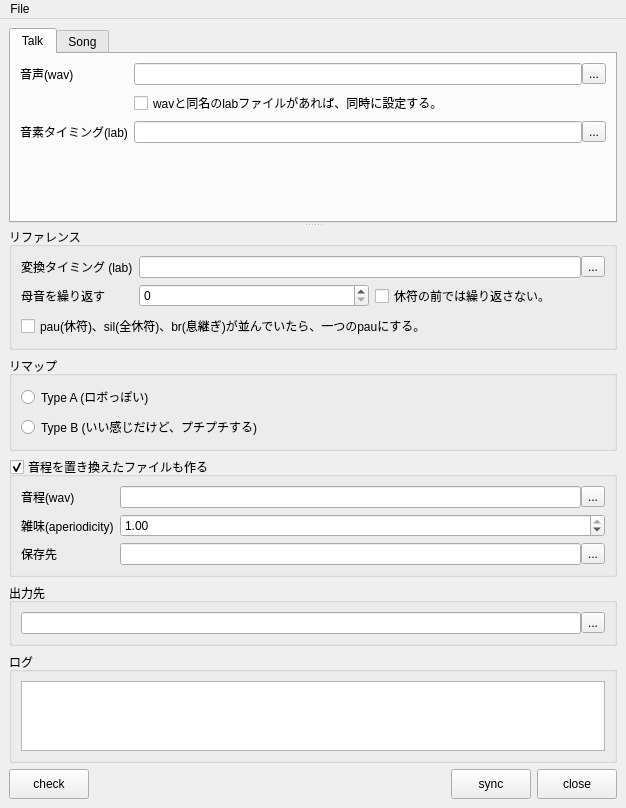
This is library/python/rs/tool/voice_sync/voice_sync.ui in nakano000/Resolve_Script as Qt 5 draws it before an edit. The edited form follows.
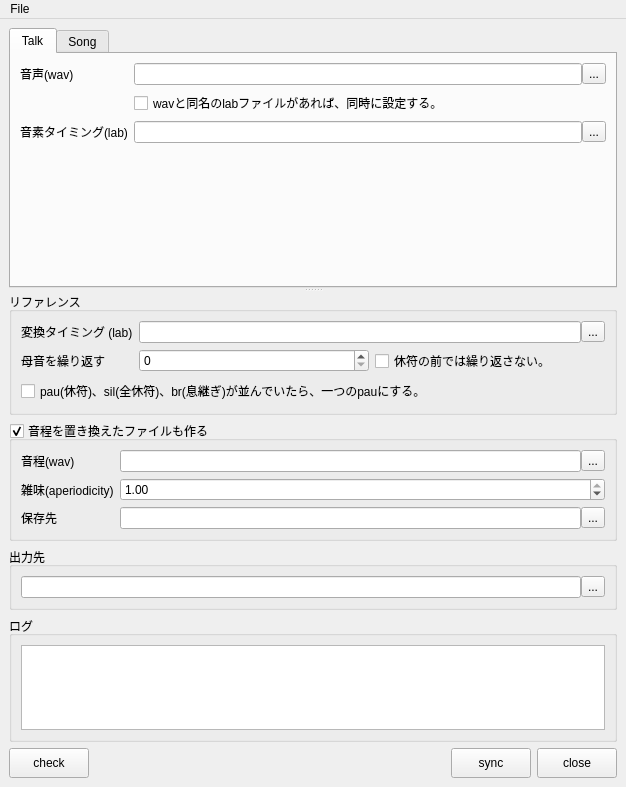
This is the edited form. Custom widgets are drawn as their Qt base class.

Commit message: remapのアルゴリズム変更

Patch:
```diff
--- a/library/python/rs/tool/voice_sync/voice_sync.ui
+++ b/library/python/rs/tool/voice_sync/voice_sync.ui
@@ -285,29 +285,6 @@
           </layout>
          </widget>
         </item>
-        <item>
-         <widget class="QGroupBox" name="groupBox_5">
-          <property name="title">
-           <string>リマップ</string>
-          </property>
-          <layout class="QVBoxLayout" name="verticalLayout_8">
-           <item>
-            <widget class="QRadioButton" name="remapARadioButton">
-             <property name="text">
-              <string>Type A (ロボっぽい)</string>
-             </property>
-            </widget>
-           </item>
-           <item>
-            <widget class="QRadioButton" name="remapBRadioButton">
-             <property name="text">
-              <string>Type B (いい感じだけど、プチプチする)</string>
-             </property>
-            </widget>
-           </item>
-          </layout>
-         </widget>
-        </item>
         <item>
          <widget class="QGroupBox" name="useReplaceGroupBox">
           <property name="title">
```
The commit also changes 2 other files.
